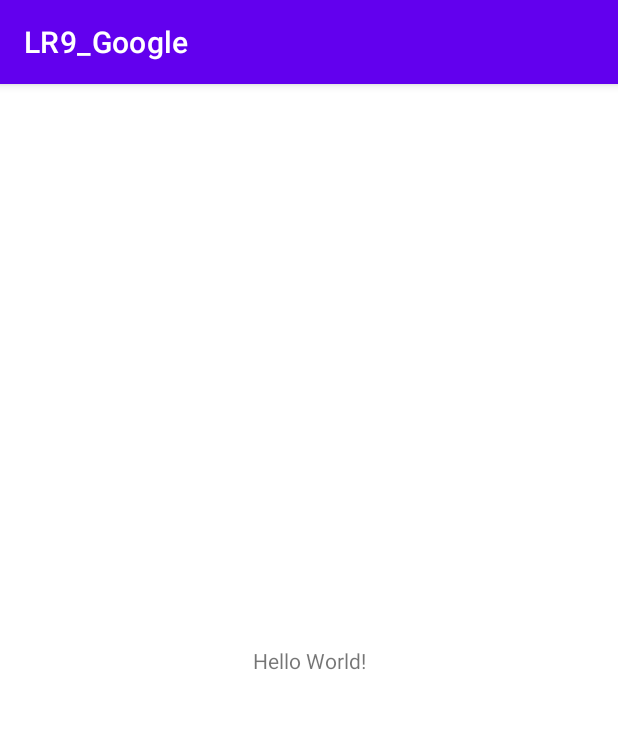
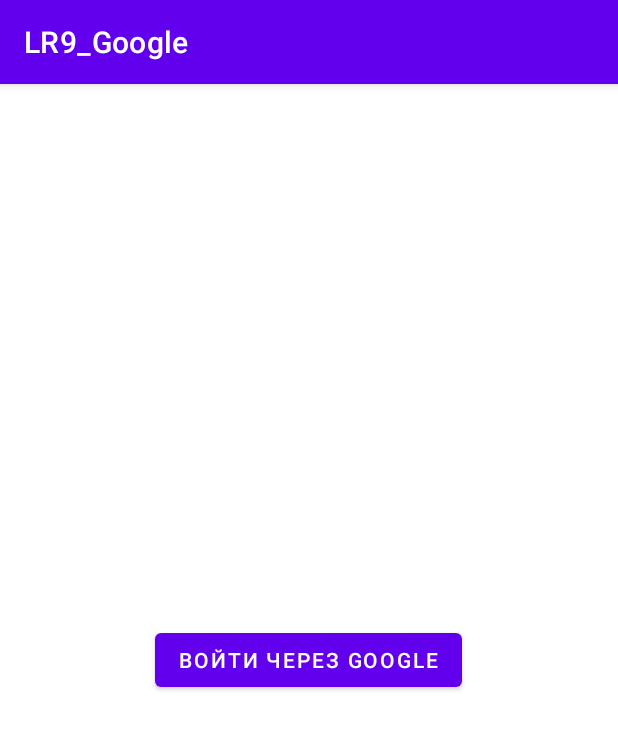
Before and after one commit to soni1541/LR9_Google, an Android app: the screen it shows after launch (MainActivity), on a phone screen of 412 x 824 dp. Shown: the top 729 px of the screen. Run offline under Robolectric (Android 15) with nearby library versions, the phone set to English and light mode, and no system bars.

Commit message:
Написан код

```diff
--- a/app/build.gradle
+++ b/app/build.gradle
@@ -36,4 +36,6 @@ dependencies {
     testImplementation 'junit:junit:4.13.2'
     androidTestImplementation 'androidx.test.ext:junit:1.1.5'
     androidTestImplementation 'androidx.test.espresso:espresso-core:3.5.1'
+
+    implementation 'com.google.android.gms:play-services-auth:20.7.0'
 }
--- a/app/src/main/AndroidManifest.xml
+++ b/app/src/main/AndroidManifest.xml
@@ -1,6 +1,8 @@
 <?xml version="1.0" encoding="utf-8"?>
 <manifest xmlns:android="http://schemas.android.com/apk/res/android"
     xmlns:tools="http://schemas.android.com/tools">
+
+    <uses-permission android:name="android.permission.INTERNET"/>
 
     <application
         android:allowBackup="true"
--- a/app/src/main/java/com/example/lr9_google/MainActivity.java
+++ b/app/src/main/java/com/example/lr9_google/MainActivity.java
@@ -1,14 +1,72 @@
 package com.example.lr9_google;
 
+import androidx.activity.result.ActivityResult;
+import androidx.activity.result.ActivityResultCallback;
+import androidx.activity.result.ActivityResultLauncher;
+import androidx.activity.result.contract.ActivityResultContracts;
 import androidx.appcompat.app.AppCompatActivity;
 
+import android.content.Intent;
 import android.os.Bundle;
+import android.view.View;
+import android.widget.Button;
+import android.widget.Toast;
+
+import com.google.android.gms.auth.api.signin.GoogleSignIn;
+import com.google.android.gms.auth.api.signin.GoogleSignInAccount;
+import com.google.android.gms.auth.api.signin.GoogleSignInApi;
+import com.google.android.gms.auth.api.signin.GoogleSignInClient;
+import com.google.android.gms.auth.api.signin.GoogleSignInOptions;
+import com.google.android.gms.common.api.ApiException;
+import com.google.android.gms.tasks.Task;
 
 public class MainActivity extends AppCompatActivity {
+
+    private Button login_btn;
+    GoogleSignInOptions gso;
+    GoogleSignInClient gsc;
 
     @Override
     protected void onCreate(Bundle savedInstanceState) {
         super.onCreate(savedInstanceState);
         setContentView(R.layout.activity_main);
+
+        login_btn = (Button) findViewById(R.id.login_btn);
+
+        gso = new GoogleSignInOptions.Builder(GoogleSignInOptions.DEFAULT_SIGN_IN).requestEmail().build();
+        gsc = GoogleSignIn.getClient(this, gso);
+
+        login_btn.setOnClickListener(new View.OnClickListener() {
+            @Override
+            public void onClick(View view) {
+                Intent intent = gsc.getSignInIntent();
+
+            }
+        });
     }
+    ActivityResultLauncher<Intent> GoogleSignInLauncher = registerForActivityResult(new ActivityResultContracts.StartActivityForResult(), new ActivityResultCallback<ActivityResult>() {
+        @Override
+        public void onActivityResult(ActivityResult result) {
+            Task<GoogleSignInAccount> task = GoogleSignIn.getSignedInAccountFromIntent(result.getData());
+            try {
+                task.getResult(ApiException.class);
+                Toast toast = Toast.makeText(getApplicationContext(), "Вход успешен", Toast.LENGTH_LONG);
+                toast.show();
+
+                GoogleSignInAccount account = GoogleSignIn.getLastSignedInAccount(getApplicationContext());
+                if (account != null) {
+                    String name = account.getDisplayName();
+                    String email = account.getEmail();
+                    Toast toast_account =
+                            Toast.makeText(getApplicationContext(),
+                                    "Добро пожаловать, " + name + "(" + email + ")", Toast.LENGTH_LONG);
+                    toast_account.show();
+                }
+
+            } catch (ApiException e) {
+                Toast toast = Toast.makeText(getApplicationContext(),"Ошибка входа", Toast.LENGTH_LONG);
+                toast.show();
+            }
+        }
+    });
 }
--- a/app/src/main/res/layout/activity_main.xml
+++ b/app/src/main/res/layout/activity_main.xml
@@ -1,18 +1,16 @@
 <?xml version="1.0" encoding="utf-8"?>
-<androidx.constraintlayout.widget.ConstraintLayout xmlns:android="http://schemas.android.com/apk/res/android"
+<RelativeLayout xmlns:android="http://schemas.android.com/apk/res/android"
     xmlns:app="http://schemas.android.com/apk/res-auto"
     xmlns:tools="http://schemas.android.com/tools"
     android:layout_width="match_parent"
     android:layout_height="match_parent"
     tools:context=".MainActivity">
 
-    <TextView
+    <Button
+        android:id="@+id/login_btn"
         android:layout_width="wrap_content"
         android:layout_height="wrap_content"
-        android:text="Hello World!"
-        app:layout_constraintBottom_toBottomOf="parent"
-        app:layout_constraintEnd_toEndOf="parent"
-        app:layout_constraintStart_toStartOf="parent"
-        app:layout_constraintTop_toTopOf="parent" />
-
-</androidx.constraintlayout.widget.ConstraintLayout>
+        android:text="ВОЙТИ ЧЕРЕЗ GOOGLE"
+        android:layout_centerVertical="true"
+        android:layout_centerHorizontal="true"/>
+</RelativeLayout>
```
